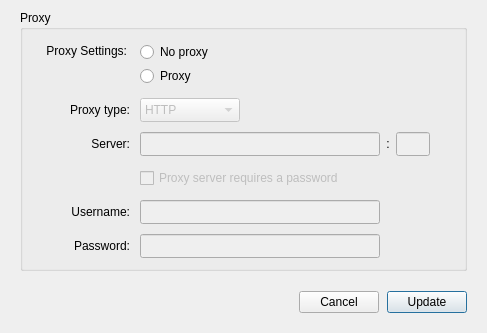
Old version of the form src/MEGASync/gui/linux/ProxySettings.ui in the repository meganz/MEGAsync.
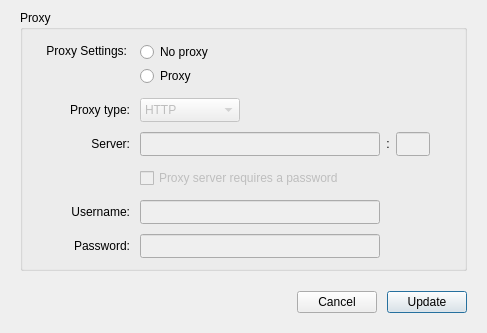
New version of the form.

The edit to the form file:
```diff
--- a/src/MEGASync/gui/linux/ProxySettings.ui
+++ b/src/MEGASync/gui/linux/ProxySettings.ui
@@ -460,7 +460,7 @@
      </property>
      <layout class="QHBoxLayout" name="buttonBoxLayout">
       <property name="spacing">
-       <number>8</number>
+       <number>10</number>
       </property>
       <property name="leftMargin">
        <number>0</number>
```
Left out of the diff: 27 changed lines with no effect on the pictures.
